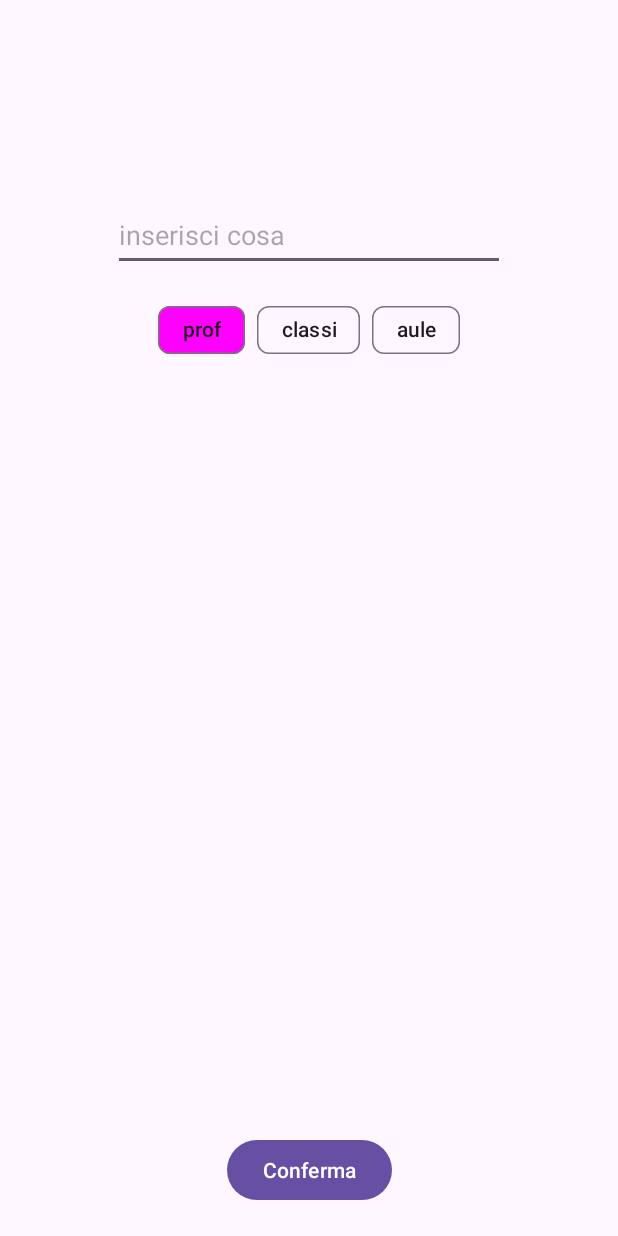
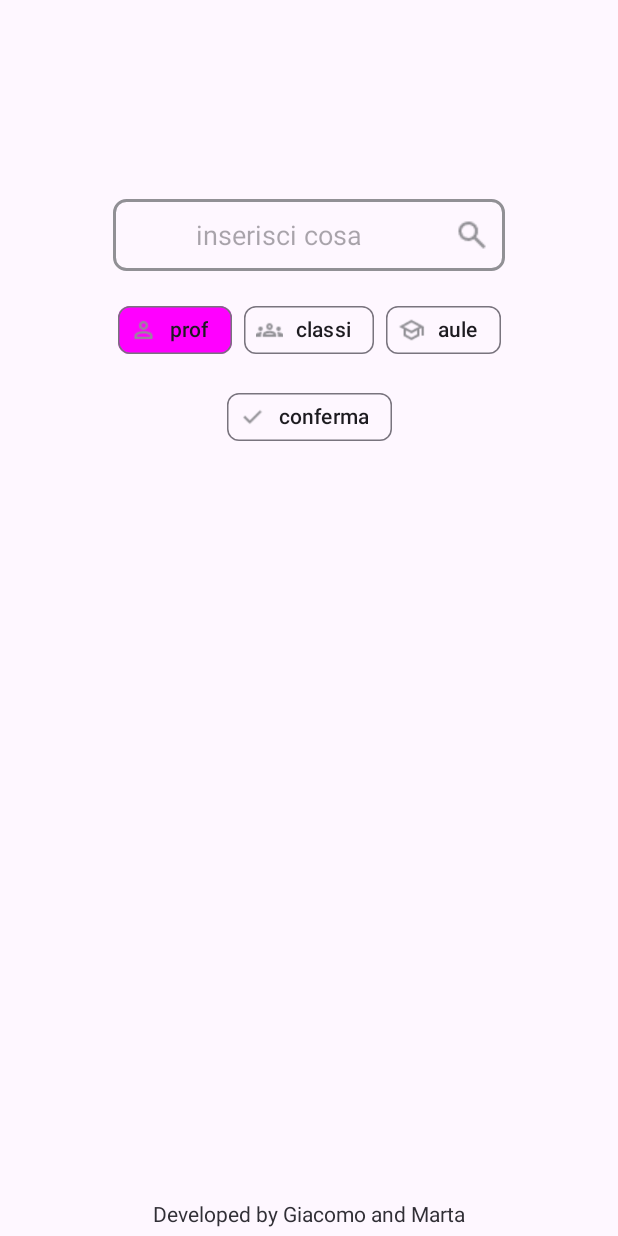
Before and after one commit to Giacomo-Marconi/orarioMarconi, an Android app: the screen it shows after launch (MainActivity), after a tap on "prof", on a phone screen of 412 x 824 dp. Run offline under Robolectric (Android 15) with nearby library versions, the phone set to English and light mode, and no system bars.

Commit message:
add chip color, back button in pagTable activity, now whe you search a inesistent thingh the table doesn't load

```diff
--- a/app/src/main/java/com/example/orariomarconi/MainActivity.java
+++ b/app/src/main/java/com/example/orariomarconi/MainActivity.java
@@ -32,11 +32,11 @@ public class MainActivity extends AppCompatActivity {
 
         int colore = Color.parseColor("#FF00FF");
 
-        Button conferma = findViewById(R.id.conferma);
         AutoCompleteTextView input = findViewById(R.id.input);
         Chip chipProf = findViewById(R.id.chipProf);
         Chip chipClassi = findViewById(R.id.chipClassi);
         Chip chipAule = findViewById(R.id.chipAule);
+        Chip chipConferma = findViewById(R.id.chipConferma);
 
         InputStream inputStream = this.getResources().openRawResource(R.raw.ore);
         Scanner scn = new Scanner(inputStream).useDelimiter("\\A");
@@ -57,7 +57,7 @@ public class MainActivity extends AppCompatActivity {
             @Override
             public void onClick(View view) {
                 Log.d("jecky2", "cliccato chip prof");
-                updateColorChip(chipProf, chipClassi, chipAule, colore);
+                updateColorChip(chipProf, chipClassi, chipAule, chipConferma, colore);
                 input.setAdapter(arrayToArrayAdapter(arrayListToArray(p)));
                 save[0]="prof";
                 save[1] = "0";
@@ -69,7 +69,7 @@ public class MainActivity extends AppCompatActivity {
             @Override
             public void onClick(View view) {
                 Log.d("jecky2", "cliccato chip classi");
-                updateColorChip(chipClassi, chipProf, chipAule, colore);
+                updateColorChip(chipClassi, chipProf, chipAule, chipConferma, colore);
                 input.setAdapter(arrayToArrayAdapter(arrayListToArray(c)));
                 save[0]="classi";
                 save[1] = "1";
@@ -81,7 +81,7 @@ public class MainActivity extends AppCompatActivity {
             @Override
             public void onClick(View view) {
                 Log.d("jecky2", "cliccato chip aule");
-                updateColorChip(chipAule, chipProf, chipClassi, colore);
+                updateColorChip(chipAule, chipProf, chipClassi, chipConferma, colore);
                 input.setAdapter(arrayToArrayAdapter(arrayListToArray(a)));
                 save[0]="aule";
                 save[1] = "3";
@@ -94,21 +94,27 @@ public class MainActivity extends AppCompatActivity {
         ArrayAdapter<String> adapter = new ArrayAdapter<>(this, android.R.layout.simple_dropdown_item_1line, suggerimenti);
         input.setAdapter(adapter);
 
-        conferma.setOnClickListener(new View.OnClickListener() {
+        chipConferma.setOnClickListener(new View.OnClickListener() {
             @Override
             public void onClick(View view) {
-                Log.d("jecky2", "cliccato --> conferma" + input.getText().toString());
-                salva(save[0], input.getText().toString(), save[1]);
-                Intent intent = new Intent(MainActivity.this, PagTable.class);
-                startActivity(intent);
+                Log.d("jecky2", "cliccato --> Chipconferma" + input.getText().toString());
+                if (check(p, p.size(), input.getText().toString()) || check(c, c.size(), input.getText().toString()) || check(a, a.size(), input.getText().toString())){
+                    chipConferma.setChipBackgroundColor(ColorStateList.valueOf(Color.GREEN));
+                    salva(save[0], input.getText().toString(), save[1]);
+                    Intent intent = new Intent(MainActivity.this, PagTable.class);
+                    startActivity(intent);
+                    finish();
+                }else chipConferma.setChipBackgroundColor(ColorStateList.valueOf(Color.RED));
             }
         });
+
     }
 
-    public void updateColorChip(Chip selected, Chip c, Chip c1, int colore){
+    public void updateColorChip(Chip selected, Chip c, Chip c1, Chip conf, int colore){
         selected.setChipBackgroundColor(ColorStateList.valueOf(colore));
         c.setChipBackgroundColor(ColorStateList.valueOf(0));
         c1.setChipBackgroundColor(ColorStateList.valueOf(0));
+        conf.setChipBackgroundColor(ColorStateList.valueOf(0));
     }
 
     public static boolean check(ArrayList<String> a, int limit,  String val){
--- /dev/null
+++ b/app/src/main/res/drawable/stondato.xml
@@ -0,0 +1,8 @@
+<?xml version="1.0" encoding="utf-8"?>
+<shape xmlns:android="http://schemas.android.com/apk/res/android"
+        android:shape="rectangle">
+        <corners android:radius="8dp" />
+        <solid android:color="#00000000" />
+        <stroke
+            android:color="#919095"  android:width="2dp" />
+</shape>
--- a/app/src/main/res/layout/start.xml
+++ b/app/src/main/res/layout/start.xml
@@ -4,16 +4,6 @@
     xmlns:tools="http://schemas.android.com/tools"
     android:layout_width="match_parent"
     android:layout_height="match_parent">
-
-    <Button
-        android:id="@+id/conferma"
-        android:layout_width="wrap_content"
-        android:layout_height="wrap_content"
-        android:layout_marginBottom="20dp"
-        android:text="Conferma"
-        app:layout_constraintBottom_toBottomOf="parent"
-        app:layout_constraintEnd_toEndOf="parent"
-        app:layout_constraintStart_toStartOf="parent" />
 
     <AutoCompleteTextView
         android:id="@+id/input"
@@ -23,12 +13,22 @@
         android:layout_marginEnd="75dp"
         android:hint="inserisci cosa"
         android:minHeight="48dp"
+        android:completionThreshold="1"
         app:layout_constraintBottom_toBottomOf="parent"
         app:layout_constraintEnd_toEndOf="parent"
         app:layout_constraintHorizontal_bias="0.0"
         app:layout_constraintStart_toStartOf="parent"
         app:layout_constraintTop_toTopOf="parent"
-        app:layout_constraintVertical_bias="0.171" />
+        app:layout_constraintVertical_bias="0.171"
+        android:background="@drawable/stondato"
+        android:drawableEnd="@drawable/search"
+        android:drawableTint="#919095"
+        android:drawablePadding="15dp"
+        android:paddingEnd="10dp"
+        android:paddingStart="10dp"
+        android:textAlignment="center"
+        android:textColor="#FFF"
+        />
 
     <com.google.android.material.chip.ChipGroup
         android:id="@+id/chipgruppo"
@@ -42,32 +42,66 @@
         app:layout_constraintStart_toStartOf="parent"
         app:layout_constraintTop_toBottomOf="@+id/input">
 
+
         <com.google.android.material.chip.Chip
             android:id="@+id/chipProf"
-            android:text="prof"
             android:layout_width="wrap_content"
             android:layout_height="wrap_content"
             android:clickable="true"
             android:focusable="true"
-            android:textAlignment="center" />
+            android:text="prof"
+            android:textAlignment="center"
+            app:chipIcon="@drawable/prof"
+            app:chipIconTint="#919095"/>
 
         <com.google.android.material.chip.Chip
             android:id="@+id/chipClassi"
-            android:text="classi"
             android:layout_width="wrap_content"
             android:layout_height="wrap_content"
             android:clickable="true"
             android:focusable="true"
-            android:textAlignment="center" />
+            android:text="classi"
+            android:textAlignment="center"
+            app:chipIcon="@drawable/classi"
+            app:chipIconTint="#919095"/>
 
         <com.google.android.material.chip.Chip
             android:id="@+id/chipAule"
-            android:text="aule"
             android:layout_width="wrap_content"
             android:layout_height="wrap_content"
             android:clickable="true"
             android:focusable="true"
-            android:textAlignment="center" />
+            android:text="aule"
+            android:textAlignment="center"
+            app:chipIcon="@drawable/aule"
+            app:chipIconTint="#919095"/>
     </com.google.android.material.chip.ChipGroup>
 
+    <com.google.android.material.chip.Chip
+        android:id="@+id/chipConferma"
+        android:layout_width="wrap_content"
+        android:layout_height="wrap_content"
+        android:layout_marginTop="10dp"
+        android:clickable="true"
+        android:focusable="true"
+        android:text="conferma"
+        android:textAlignment="center"
+        app:layout_constraintEnd_toEndOf="parent"
+        app:layout_constraintStart_toStartOf="parent"
+        app:layout_constraintTop_toBottomOf="@+id/chipgruppo"
+        app:chipIcon="@drawable/check"
+        app:chipIconTint="#919095"/>
+
+    <TextView
+        android:id="@+id/footer"
+        android:layout_width="wrap_content"
+        android:layout_height="wrap_content"
+        android:layout_marginBottom="5dp"
+        android:text="@string/footer"
+        app:layout_constraintBottom_toBottomOf="parent"
+        app:layout_constraintEnd_toEndOf="parent"
+        app:layout_constraintStart_toStartOf="parent"
+        android:textColor="#312f36"
+        />
+
 </androidx.constraintlayout.widget.ConstraintLayout>
--- a/app/src/main/res/values/strings.xml
+++ b/app/src/main/res/values/strings.xml
@@ -44,4 +44,7 @@
     <string name="e5_6"></string>
     <string name="e5_7"></string>
     <string name="e5_8"></string>
+
+
+    <string name="footer">Developed by Giacomo and Marta</string>
 </resources>
```
Also changed, not shown: app/src/main/java/com/example/orariomarconi/PagTable.java (+17 -1 lines), app/src/main/res/layout/table.xml (+30 -8 lines), app/src/main/assets/footer.ttf (added), app/src/main/res/drawable/aule.png (added), app/src/main/res/drawable/check.png (added), app/src/main/res/drawable/classi.png (added), app/src/main/res/drawable/prof.png (added), app/src/main/res/drawable/search.png (added).
